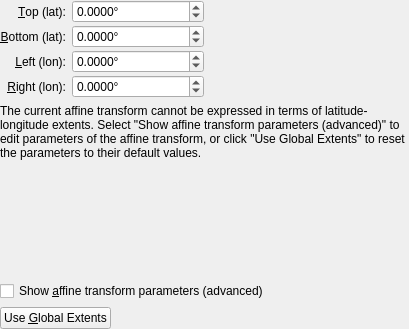
Old version of the form src/qt-widgets/EditAffineTransformGeoreferencingWidgetUi.ui in the repository GPlates/GPlates.
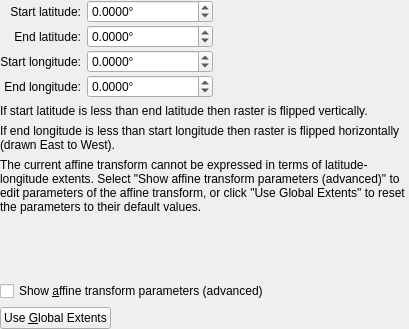
New version of the form. Icons and pictures are not drawn.

The edit to the form file:
```diff
--- a/src/qt-widgets/EditAffineTransformGeoreferencingWidgetUi.ui
+++ b/src/qt-widgets/EditAffineTransformGeoreferencingWidgetUi.ui
@@ -59,7 +59,7 @@
                </sizepolicy>
               </property>
               <property name="text">
-               <string>&amp;Top (lat):</string>
+               <string>Start latitude:</string>
               </property>
               <property name="alignment">
                <set>Qt::AlignRight|Qt::AlignTrailing|Qt::AlignVCenter</set>
@@ -110,7 +110,7 @@
                </sizepolicy>
               </property>
               <property name="text">
-               <string>&amp;Bottom (lat):</string>
+               <string>End latitude:</string>
               </property>
               <property name="alignment">
                <set>Qt::AlignRight|Qt::AlignTrailing|Qt::AlignVCenter</set>
@@ -161,7 +161,7 @@
                </sizepolicy>
               </property>
               <property name="text">
-               <string>&amp;Left (lon):</string>
+               <string>Start longitude:</string>
               </property>
               <property name="alignment">
                <set>Qt::AlignRight|Qt::AlignTrailing|Qt::AlignVCenter</set>
@@ -212,7 +212,7 @@
                </sizepolicy>
               </property>
               <property name="text">
-               <string>&amp;Right (lon):</string>
+               <string>End longitude:</string>
               </property>
               <property name="alignment">
                <set>Qt::AlignRight|Qt::AlignTrailing|Qt::AlignVCenter</set>
@@ -256,6 +256,26 @@
             </item>
            </layout>
           </item>
+          <item>
+           <widget class="QLabel" name="lat_extents_label">
+            <property name="text">
+             <string>If start latitude is less than end latitude then raster is flipped vertically.</string>
+            </property>
+            <property name="wordWrap">
+             <bool>true</bool>
+            </property>
+           </widget>
+          </item>
+          <item>
+           <widget class="QLabel" name="lon_extents_label">
+            <property name="text">
+             <string>If end longitude is less than start longitude then raster is flipped horizontally (drawn East to West).</string>
+            </property>
+            <property name="wordWrap">
+             <bool>true</bool>
+            </property>
+           </widget>
+          </item>
          </layout>
         </widget>
        </item>
```
Left out of the diff: 20 changed lines with no effect on the pictures.
